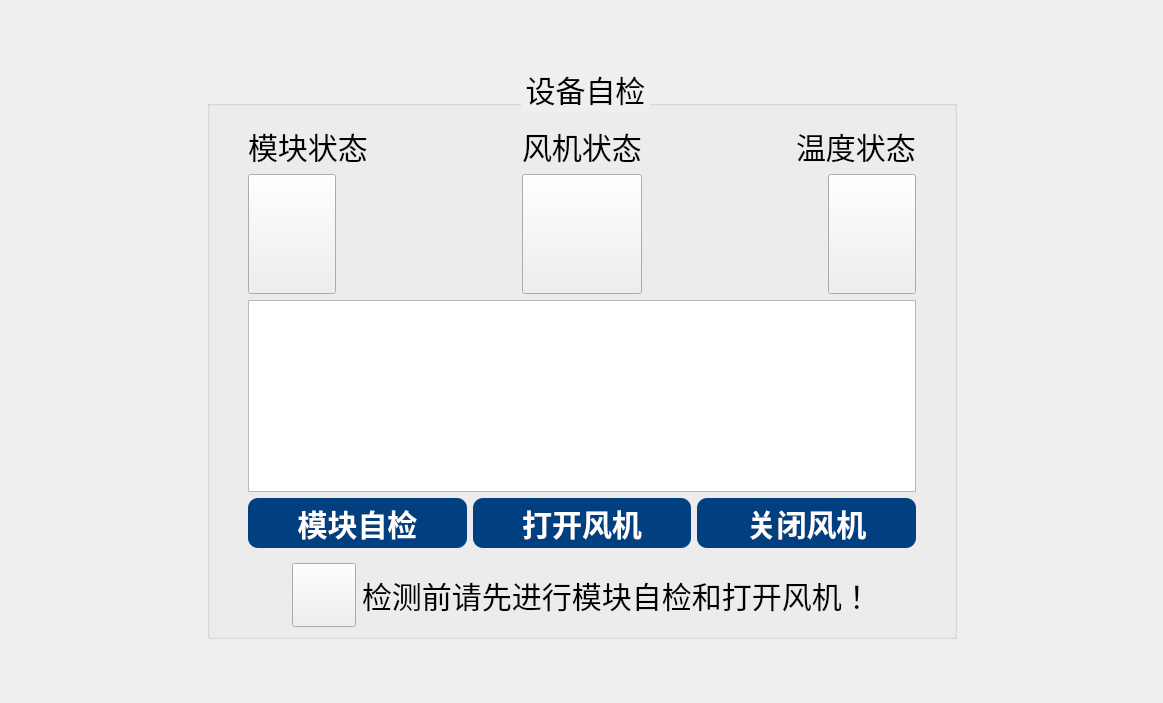
Before: the Qt Designer form App/Page/selftest.ui in bjc123321/30KWZFDZZJCY, drawn with Qt 5.
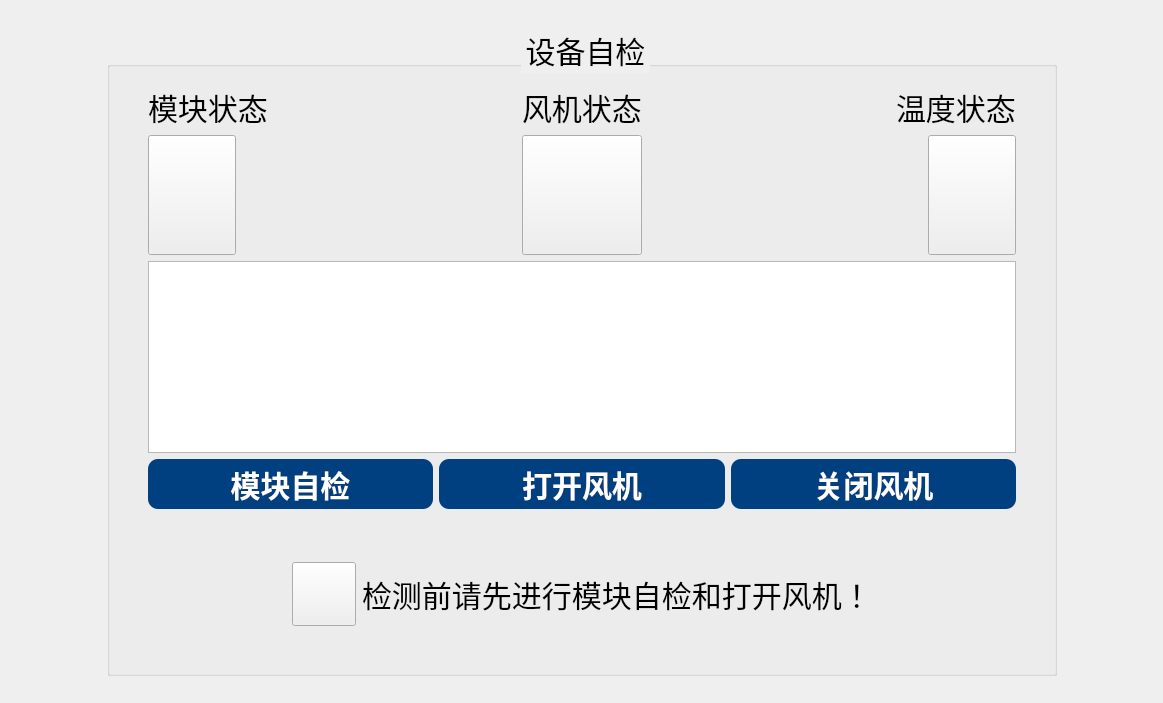
After: the same form once the commit is applied. Icons and pictures are not drawn.

```diff
--- a/App/Page/selftest.ui
+++ b/App/Page/selftest.ui
@@ -75,8 +75,8 @@
     <widget class="QGroupBox" name="groupBox">
      <property name="minimumSize">
       <size>
-       <width>750</width>
-       <height>550</height>
+       <width>950</width>
+       <height>650</height>
       </size>
      </property>
      <property name="styleSheet">
```
Left out of the diff: 3 changed lines with no effect on the pictures.
